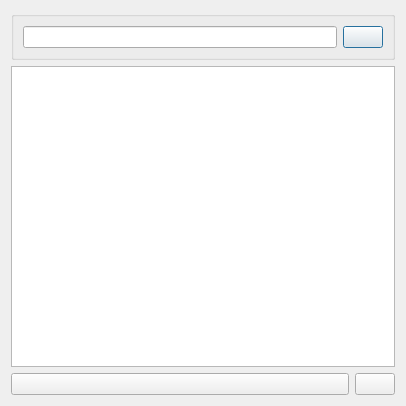
Above: widgets/chooselist.ui from astraleuro/libraryeditor before the change. Below: the same form after it.
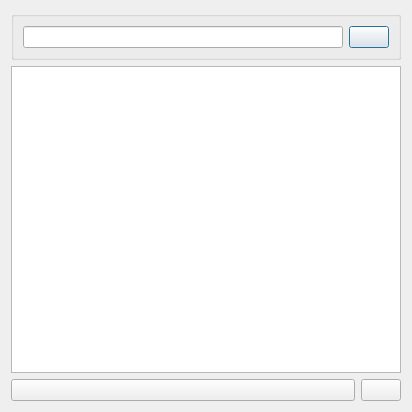
That is the form after the change.

```diff
--- a/widgets/chooselist.ui
+++ b/widgets/chooselist.ui
@@ -6,8 +6,8 @@
    <rect>
     <x>0</x>
     <y>0</y>
-    <width>406</width>
-    <height>406</height>
+    <width>412</width>
+    <height>412</height>
    </rect>
   </property>
   <property name="minimumSize">
@@ -53,8 +53,11 @@
      <attribute name="horizontalHeaderVisible">
       <bool>false</bool>
      </attribute>
+     <attribute name="horizontalHeaderMinimumSectionSize">
+      <number>30</number>
+     </attribute>
      <attribute name="horizontalHeaderDefaultSectionSize">
-      <number>14</number>
+      <number>30</number>
      </attribute>
      <attribute name="horizontalHeaderStretchLastSection">
       <bool>true</bool>
```
